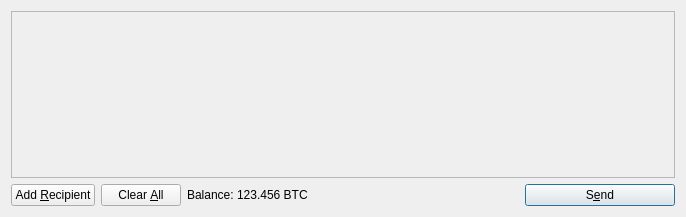
Above: src/qt/forms/sendcoinsdialog.ui from bottlecaps-foundation/bottlecaps before the change. Below: the same form after it.
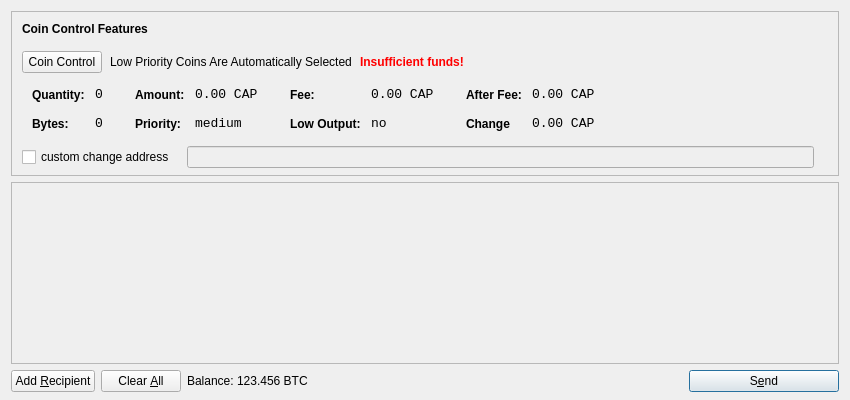
That is the form after the change. Icons and pictures are not drawn.

Commit message: Coin Control with weight

The edit to the form file:
```diff
--- a/src/qt/forms/sendcoinsdialog.ui
+++ b/src/qt/forms/sendcoinsdialog.ui
@@ -6,16 +6,618 @@
    <rect>
     <x>0</x>
     <y>0</y>
-    <width>686</width>
-    <height>217</height>
+    <width>850</width>
+    <height>400</height>
    </rect>
   </property>
   <property name="windowTitle">
    <string>Send Coins</string>
   </property>
-  <layout class="QVBoxLayout" name="verticalLayout">
+  <layout class="QVBoxLayout" name="verticalLayout" stretch="0,1,0">
+	<property name="bottomMargin">
+		<number>8</number>
+	</property>	
    <item>
-    <widget class="QScrollArea" name="scrollArea">
+   
+    <widget class="QFrame" name="frameCoinControl">
+		<property name="sizePolicy">
+			<sizepolicy hsizetype="Expanding" vsizetype="Expanding">
+				<horstretch>0</horstretch>
+				<verstretch>0</verstretch>
+			</sizepolicy>
+		</property>
+	<property name="maximumSize">
+      <size>
+       <width>16777215</width>
+       <height>16777215</height>
+      </size>
+     </property>
+     <property name="frameShape">
+      <enum>QFrame::StyledPanel</enum>
+     </property>
+     <property name="frameShadow">
+      <enum>QFrame::Sunken</enum>
+     </property>
+     <layout class="QVBoxLayout" name="verticalLayoutCoinControl2">
+      <property name="spacing">
+       <number>-1</number>
+      </property>
+      <property name="leftMargin">
+       <number>0</number>
+      </property>
+      <property name="topMargin">
+       <number>0</number>
+      </property>
+      <property name="rightMargin">
+       <number>0</number>
+      </property>
+      <property name="bottomMargin">
+       <number>6</number>
+      </property>
+      <item>
+       <layout class="QVBoxLayout" name="verticalLayoutCoinControl" stretch="0,0,0,0,1">
+        <property name="spacing">
+         <number>0</number>
+        </property>
+        <property name="leftMargin">
+         <number>10</number>
+        </property>
+        <property name="topMargin">
+         <number>10</number>
+        </property>
+        <item>
+         <layout class="QHBoxLayout" name="horizontalLayoutCoinControl1">
+          <property name="bottomMargin">
+           <number>15</number>
+          </property>
+          <item>
+           <widget class="QLabel" name="labelCoinControlFeatures">
+            <property name="sizePolicy">
+             <sizepolicy hsizetype="Preferred" vsizetype="Maximum">
+              <horstretch>0</horstretch>
+              <verstretch>0</verstretch>
+             </sizepolicy>
+            </property>
+            <property name="font">
+             <font>
+              <weight>75</weight>
+              <bold>true</bold>
+             </font>
+            </property>
+            <property name="styleSheet">
+             <string notr="true">font-weight:bold;</string>
+            </property>
+            <property name="text">
+             <string>Coin Control Features</string>
+            </property>
+           </widget>
+          </item>
+         </layout>
+        </item>
+        <item>
+         <layout class="QHBoxLayout" name="horizontalLayoutCoinControl2" stretch="0,0,0,0">
+          <property name="spacing">
+           <number>8</number>
+          </property>
+          <property name="bottomMargin">
+           <number>10</number>
+          </property>
+          <item>
+           <widget class="QPushButton" name="pushButtonCoinControl">
+            <property name="styleSheet">
+             <string notr="true"/>
+            </property>
+            <property name="text">
+             <string>Coin Control</string>
+            </property>
+           </widget>
+          </item>
+          <item>
+           <widget class="QLabel" name="labelCoinControlAutomaticallySelected">
+            <property name="text">
+             <string>Low Priority Coins Are Automatically Selected</string>
+            </property>
+            <property name="margin">
+             <number>5</number>
+            </property>
+           </widget>
+          </item>
+          <item>
+           <widget class="QLabel" name="labelCoinControlInsuffFunds">
+            <property name="font">
+             <font>
+              <weight>75</weight>
+              <bold>true</bold>
+             </font>
+            </property>
+            <property name="styleSheet">
+             <string notr="true">color:red;font-weight:bold;</string>
+            </property>
+            <property name="text">
+             <string>Insufficient funds!</string>
+            </property>
+            <property name="margin">
+             <number>5</number>
+            </property>
+           </widget>
+          </item>
+          <item>
+           <spacer name="horizontalSpacerCoinControl">
+            <property name="orientation">
+             <enum>Qt::Horizontal</enum>
+            </property>
+            <property name="sizeHint" stdset="0">
+             <size>
+              <width>40</width>
+              <height>1</height>
+             </size>
+            </property>
+           </spacer>
+          </item>
+         </layout>
+        </item>
+        <item>
+         <widget class="QWidget" name="widgetCoinControl" native="true">
+          <property name="sizePolicy">
+           <sizepolicy hsizetype="Preferred" vsizetype="Preferred">
+            <horstretch>0</horstretch>
+            <verstretch>0</verstretch>
+           </sizepolicy>
+          </property>
+          <property name="minimumSize">
+           <size>
+            <width>0</width>
+            <height>0</height>
+           </size>
+          </property>
+          <property name="styleSheet">
+           <string notr="true"/>
+          </property>
+          <layout class="QHBoxLayout" name="horizontalLayoutCoinControl5">
+           <property name="margin">
+            <number>0</number>
+           </property>
+           <item>
+            <layout class="QHBoxLayout" name="horizontalLayoutCoinControl3" stretch="0,0,0,1">
+             <property name="spacing">
+              <number>20</number>
+             </property>
+             <property name="topMargin">
+              <number>0</number>
+             </property>
+             <property name="bottomMargin">
+              <number>10</number>
+             </property>
+             <item>
+              <layout class="QFormLayout" name="formLayoutCoinControl1">
+               <property name="horizontalSpacing">
+                <number>10</number>
+               </property>
+               <property name="verticalSpacing">
+                <number>14</number>
+               </property>
+               <property name="leftMargin">
+                <number>10</number>
+               </property>
+               <property name="topMargin">
+                <number>4</number>
+               </property>
+               <property name="rightMargin">
+                <number>6</number>
+               </property>
+               <item row="0" column="0">
+                <widget class="QLabel" name="labelCoinControlQuantityText">
+                 <property name="styleSheet">
+                  <string notr="true">font-weight:bold;</string>
+                 </property>
+                 <property name="text">
+                  <string>Quantity:</string>
+                 </property>
+                 <property name="margin">
+                  <number>0</number>
+                 </property>
+                </widget>
+               </item>
+               <item row="0" column="1">
+                <widget class="QLabel" name="labelCoinControlQuantity">
+                 <property name="font">
+                  <font>
+                   <family>Monospace</family>
+                   <pointsize>10</pointsize>
+                  </font>
+                 </property>
+                 <property name="cursor">
+                  <cursorShape>IBeamCursor</cursorShape>
+                 </property>
+                 <property name="contextMenuPolicy">
+                  <enum>Qt::ActionsContextMenu</enum>
+                 </property>
+                 <property name="text">
+                  <string>0</string>
+                 </property>
+                 <property name="margin">
+                  <number>0</number>
+                 </property>
+                 <property name="textInteractionFlags">
+                  <set>Qt::LinksAccessibleByMouse|Qt::TextSelectableByKeyboard|Qt::TextSelectableByMouse</set>
+                 </property>
+                </widget>
+               </item>
+               <item row="1" column="0">
+                <widget class="QLabel" name="labelCoinControlBytesText">
+                 <property name="styleSheet">
+                  <string notr="true">font-weight:bold;</string>
+                 </property>
+                 <property name="text">
+                  <string>Bytes:</string>
+                 </property>
+                </widget>
+               </item>
+               <item row="1" column="1">
+                <widget class="QLabel" name="labelCoinControlBytes">
+                 <property name="font">
+                  <font>
+                   <family>Monospace</family>
+                   <pointsize>10</pointsize>
+                  </font>
+                 </property>
+                 <property name="cursor">
+                  <cursorShape>IBeamCursor</cursorShape>
+                 </property>
+                 <property name="contextMenuPolicy">
+                  <enum>Qt::ActionsContextMenu</enum>
+                 </property>
+                 <property name="text">
+                  <string>0</string>
+                 </property>
+                 <property name="textInteractionFlags">
+                  <set>Qt::LinksAccessibleByMouse|Qt::TextSelectableByKeyboard|Qt::TextSelectableByMouse</set>
+                 </property>
+                </widget>
+               </item>
+              </layout>
+             </item>
+             <item>
+              <layout class="QFormLayout" name="formLayoutCoinControl2">
+               <property name="horizontalSpacing">
+                <number>10</number>
+               </property>
+               <property name="verticalSpacing">
+                <number>14</number>
+               </property>
+               <property name="leftMargin">
+                <number>6</number>
+               </property>
+               <property name="topMargin">
+                <number>4</number>
+               </property>
+               <property name="rightMargin">
+                <number>6</number>
+               </property>
+               <item row="0" column="0">
+                <widget class="QLabel" name="labelCoinControlAmountText">
+                 <property name="styleSheet">
+                  <string notr="true">font-weight:bold;</string>
+                 </property>
+                 <property name="text">
+                  <string>Amount:</string>
+                 </property>
+                 <property name="margin">
+                  <number>0</number>
+                 </property>
+                </widget>
+               </item>
+               <item row="0" column="1">
+                <widget class="QLabel" name="labelCoinControlAmount">
+                 <property name="font">
+                  <font>
+                   <family>Monospace</family>
+                   <pointsize>10</pointsize>
+                  </font>
+                 </property>
+                 <property name="cursor">
+                  <cursorShape>IBeamCursor</cursorShape>
+                 </property>
+                 <property name="contextMenuPolicy">
+                  <enum>Qt::ActionsContextMenu</enum>
+                 </property>
+                 <property name="text">
+                  <string>0.00 CAP</string>
+                 </property>
+                 <property name="textInteractionFlags">
+                  <set>Qt::LinksAccessibleByMouse|Qt::TextSelectableByKeyboard|Qt::TextSelectableByMouse</set>
+                 </property>
+                </widget>
+               </item>
+               <item row="1" column="0">
+                <widget class="QLabel" name="labelCoinControlPriorityText">
+                 <property name="styleSheet">
+                  <string notr="true">font-weight:bold;</string>
+                 </property>
+                 <property name="text">
+                  <string>Priority:</string>
+                 </property>
+                </widget>
+               </item>
+               <item row="1" column="1">
+                <widget class="QLabel" name="labelCoinControlPriority">
+                 <property name="font">
+                  <font>
+                   <family>Monospace</family>
+                   <pointsize>10</pointsize>
+                  </font>
+                 </property>
+                 <property name="cursor">
+                  <cursorShape>IBeamCursor</cursorShape>
+                 </property>
+                 <property name="contextMenuPolicy">
+                  <enum>Qt::ActionsContextMenu</enum>
+                 </property>
+                 <property name="text">
+                  <string>medium</string>
+                 </property>
+                 <property name="textInteractionFlags">
+                  <set>Qt::LinksAccessibleByMouse|Qt::TextSelectableByKeyboard|Qt::TextSelectableByMouse</set>
+                 </property>
+                </widget>
+               </item>
+              </layout>
+             </item>
+             <item>
+              <layout class="QFormLayout" name="formLayoutCoinControl3">
+               <property name="horizontalSpacing">
+                <number>10</number>
+               </property>
+               <property name="verticalSpacing">
+                <number>14</number>
+               </property>
+               <property name="leftMargin">
+                <number>6</number>
+               </property>
+               <property name="topMargin">
+                <number>4</number>
+               </property>
+               <property name="rightMargin">
+                <number>6</number>
+               </property>
+               <item row="0" column="0">
+                <widget class="QLabel" name="labelCoinControlFeeText">
+                 <property name="styleSheet">
+                  <string notr="true">font-weight:bold;</string>
+                 </property>
+                 <property name="text">
+                  <string>Fee:</string>
+                 </property>
+                 <property name="margin">
+                  <number>0</number>
+                 </property>
+                </widget>
+               </item>
+               <item row="0" column="1">
+                <widget class="QLabel" name="labelCoinControlFee">
+                 <property name="font">
+                  <font>
+                   <family>Monospace</family>
+                   <pointsize>10</pointsize>
+                  </font>
+                 </property>
+                 <property name="cursor">
+                  <cursorShape>IBeamCursor</cursorShape>
+                 </property>
+                 <property name="contextMenuPolicy">
+                  <enum>Qt::ActionsContextMenu</enum>
+                 </property>
+                 <property name="text">
+                  <string>0.00 CAP</string>
+                 </property>
+                 <property name="textInteractionFlags">
+                  <set>Qt::LinksAccessibleByMouse|Qt::TextSelectableByKeyboard|Qt::TextSelectableByMouse</set>
+                 </property>
+                </widget>
+               </item>
+               <item row="1" column="0">
+                <widget class="QLabel" name="labelCoinControlLowOutputText">
+                 <property name="styleSheet">
+                  <string notr="true">font-weight:bold;</string>
+                 </property>
+                 <property name="text">
+                  <string>Low Output:</string>
+                 </property>
+                </widget>
+               </item>
+               <item row="1" column="1">
+                <widget class="QLabel" name="labelCoinControlLowOutput">
+                 <property name="font">
+                  <font>
+                   <family>Monospace</family>
+                   <pointsize>10</pointsize>
+                  </font>
+                 </property>
+                 <property name="cursor">
+                  <cursorShape>IBeamCursor</cursorShape>
+                 </property>
+                 <property name="contextMenuPolicy">
+                  <enum>Qt::ActionsContextMenu</enum>
+                 </property>
+                 <property name="text">
+                  <string>no</string>
+                 </property>
+                 <property name="textInteractionFlags">
+                  <set>Qt::LinksAccessibleByMouse|Qt::TextSelectableByKeyboard|Qt::TextSelectableByMouse</set>
+                 </property>
+                </widget>
+               </item>
+              </layout>
+             </item>
+             <item>
+              <layout class="QFormLayout" name="formLayoutCoinControl4">
+               <property name="horizontalSpacing">
+                <number>10</number>
+               </property>
+               <property name="verticalSpacing">
+                <number>14</number>
+               </property>
+               <property name="leftMargin">
+                <number>6</number>
+               </property>
+               <property name="topMargin">
+                <number>4</number>
+               </property>
+               <property name="rightMargin">
+                <number>6</number>
+               </property>
+               <item row="0" column="0">
+                <widget class="QLabel" name="labelCoinControlAfterFeeText">
+                 <property name="styleSheet">
+                  <string notr="true">font-weight:bold;</string>
+                 </property>
+                 <property name="text">
+                  <string>After Fee:</string>
+                 </property>
+                 <property name="margin">
+                  <number>0</number>
+                 </property>
+                </widget>
+               </item>
+               <item row="0" column="1">
+                <widget class="QLabel" name="labelCoinControlAfterFee">
+                 <property name="font">
+                  <font>
+                   <family>Monospace</family>
+                   <pointsize>10</pointsize>
+                  </font>
+                 </property>
+                 <property name="cursor">
+                  <cursorShape>IBeamCursor</cursorShape>
+                 </property>
+                 <property name="contextMenuPolicy">
+                  <enum>Qt::ActionsContextMenu</enum>
+                 </property>
+                 <property name="text">
+                  <string>0.00 CAP</string>
+                 </property>
+                 <property name="textInteractionFlags">
+                  <set>Qt::LinksAccessibleByMouse|Qt::TextSelectableByKeyboard|Qt::TextSelectableByMouse</set>
+                 </property>
+                </widget>
+               </item>
+               <item row="1" column="0">
+                <widget class="QLabel" name="labelCoinControlChangeText">
+                 <property name="styleSheet">
+                  <string notr="true">font-weight:bold;</string>
+                 </property>
+                 <property name="text">
+                  <string>Change</string>
+                 </property>
+                </widget>
+               </item>
+               <item row="1" column="1">
+                <widget class="QLabel" name="labelCoinControlChange">
+                 <property name="font">
+                  <font>
+                   <family>Monospace</family>
+                   <pointsize>10</pointsize>
+                  </font>
+                 </property>
+                 <property name="cursor">
+                  <cursorShape>IBeamCursor</cursorShape>
+                 </property>
+                 <property name="contextMenuPolicy">
+                  <enum>Qt::ActionsContextMenu</enum>
+                 </property>
+                 <property name="text">
+                  <string>0.00 CAP</string>
+                 </property>
+                 <property name="textInteractionFlags">
+                  <set>Qt::LinksAccessibleByMouse|Qt::TextSelectableByKeyboard|Qt::TextSelectableByMouse</set>
+                 </property>
+                </widget>
+               </item>
+              </layout>
+             </item>
+            </layout>
+           </item>
+          </layout>
+         </widget>
+        </item>
+        <item>
+         <layout class="QHBoxLayout" name="horizontalLayoutCoinControl4" stretch="0,0,0">
+          <property name="spacing">
+           <number>12</number>
+          </property>
+          <property name="sizeConstraint">
+           <enum>QLayout::SetDefaultConstraint</enum>
+          </property>
+          <property name="topMargin">
+           <number>5</number>
+          </property>
+          <property name="rightMargin">
+           <number>5</number>
+          </property>
+          <item>
+           <widget class="QCheckBox" name="checkBoxCoinControlChange">
+            <property name="text">
+             <string>custom change address</string>
+            </property>
+           </widget>
+          </item>
+          <item>
+           <widget class="QLineEdit" name="lineEditCoinControlChange">
+            <property name="enabled">
+             <bool>false</bool>
+            </property>
+            <property name="sizePolicy">
+             <sizepolicy hsizetype="Expanding" vsizetype="Fixed">
+              <horstretch>0</horstretch>
+              <verstretch>0</verstretch>
+             </sizepolicy>
+            </property>
+           </widget>
+          </item>
+          <item>
+           <widget class="QLabel" name="labelCoinControlChangeLabel">
+            <property name="sizePolicy">
+             <sizepolicy hsizetype="Preferred" vsizetype="Expanding">
+              <horstretch>0</horstretch>
+              <verstretch>0</verstretch>
+             </sizepolicy>
+            </property>
+            <property name="minimumSize">
+             <size>
+              <width>0</width>
+              <height>0</height>
+             </size>
+            </property>
+            <property name="text">
+             <string/>
+            </property>
+            <property name="margin">
+             <number>3</number>
+            </property>
+           </widget>
+          </item>
+         </layout>
+        </item>
+        <item>
+         <spacer name="verticalSpacerCoinControl">
+          <property name="orientation">
+           <enum>Qt::Vertical</enum>
+          </property>
+          <property name="sizeHint" stdset="0">
+           <size>
+            <width>800</width>
+            <height>1</height>
+           </size>
+          </property>
+         </spacer>
+        </item>
+       </layout>
+      </item>
+     </layout>
+    </widget>
+   </item>
+   <item>
+	  <widget class="QScrollArea" name="scrollArea">
      <property name="widgetResizable">
       <bool>true</bool>
      </property>
@@ -24,11 +626,11 @@
        <rect>
         <x>0</x>
         <y>0</y>
-        <width>666</width>
+        <width>830</width>
         <height>165</height>
        </rect>
       </property>
-      <layout class="QVBoxLayout" name="verticalLayout_2">
+	<layout class="QVBoxLayout" name="verticalLayout_2">
        <property name="margin">
         <number>0</number>
        </property>
```
Left out of the diff: 1 changed line with no effect on the pictures. The commit also changes 22 other files.
